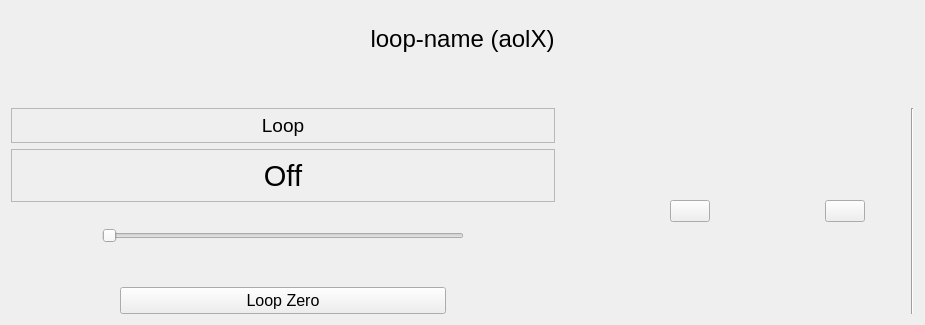
magao-x/MagAOX, file gui/widgets/loopCtrl/loopCtrl.ui: the form before one commit.
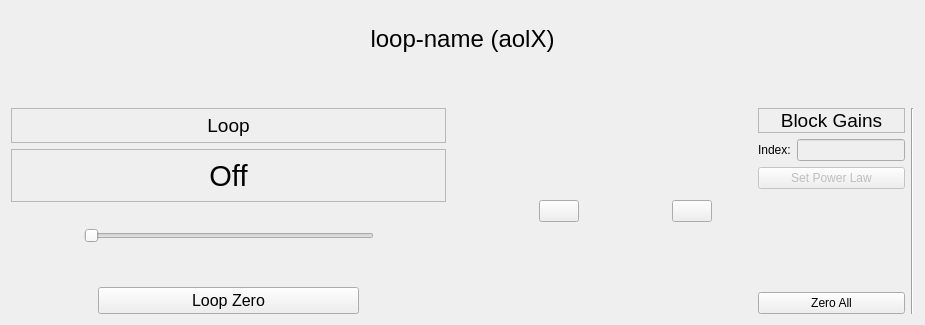
The form after the commit. Custom widgets are drawn as their Qt base class.

```diff
--- a/gui/widgets/loopCtrl/loopCtrl.ui
+++ b/gui/widgets/loopCtrl/loopCtrl.ui
@@ -45,7 +45,7 @@
       </spacer>
      </item>
      <item>
-      <layout class="QHBoxLayout" name="horizontalLayout_2" stretch="5,1,0,1,0,0,0">
+      <layout class="QHBoxLayout" name="horizontalLayout_2" stretch="5,1,0,1,0,0,0,0">
        <item>
         <layout class="QVBoxLayout" name="vl_loopStatus" stretch="2,3,1,1,2,0">
          <item>
@@ -242,6 +242,76 @@
          </property>
         </spacer>
        </item>
+       <item>
+        <layout class="QVBoxLayout" name="verticalLayout_2">
+         <item>
+          <widget class="QLabel" name="label_block_gains">
+           <property name="font">
+            <font>
+             <pointsize>14</pointsize>
+            </font>
+           </property>
+           <property name="frameShape">
+            <enum>QFrame::StyledPanel</enum>
+           </property>
+           <property name="text">
+            <string>Block Gains</string>
+           </property>
+           <property name="alignment">
+            <set>Qt::AlignCenter</set>
+           </property>
+          </widget>
+         </item>
+         <item>
+          <layout class="QHBoxLayout" name="horizontalLayout_3">
+           <item>
+            <widget class="QLabel" name="label">
+             <property name="text">
+              <string>Index:</string>
+             </property>
+            </widget>
+           </item>
+           <item>
+            <widget class="QLineEdit" name="lineEdit_index">
+             <property name="enabled">
+              <bool>false</bool>
+             </property>
+            </widget>
+           </item>
+          </layout>
+         </item>
+         <item>
+          <widget class="QPushButton" name="button_setplaw">
+           <property name="enabled">
+            <bool>false</bool>
+           </property>
+           <property name="text">
+            <string>Set Power Law</string>
+           </property>
+          </widget>
+         </item>
+         <item>
+          <spacer name="verticalSpacer_4">
+           <property name="orientation">
+            <enum>Qt::Vertical</enum>
+           </property>
+           <property name="sizeHint" stdset="0">
+            <size>
+             <width>20</width>
+             <height>40</height>
+            </size>
+           </property>
+          </spacer>
+         </item>
+         <item>
+          <widget class="QPushButton" name="button_zeroall">
+           <property name="text">
+            <string>Zero All</string>
+           </property>
+          </widget>
+         </item>
+        </layout>
+       </item>
        <item>
         <widget class="Line" name="line">
          <property name="orientation">
```
